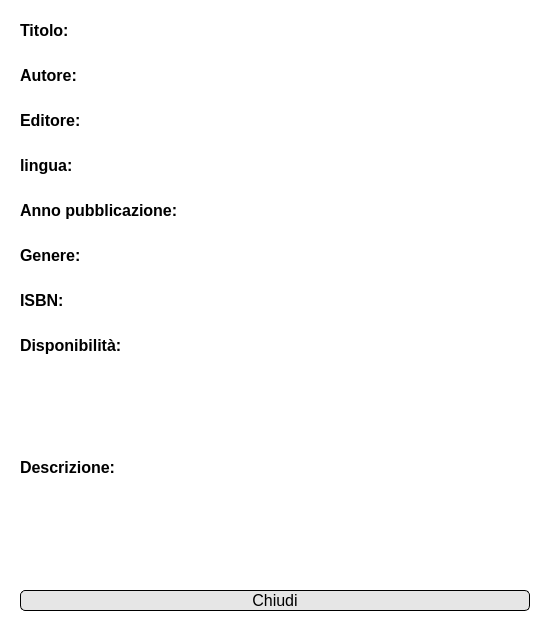
This is View/Amministratore/UI files/visualizza libro.ui in FrancescoFinizii/Biblioteca-universitaria as Qt 5 draws it before an edit. The edited form follows.
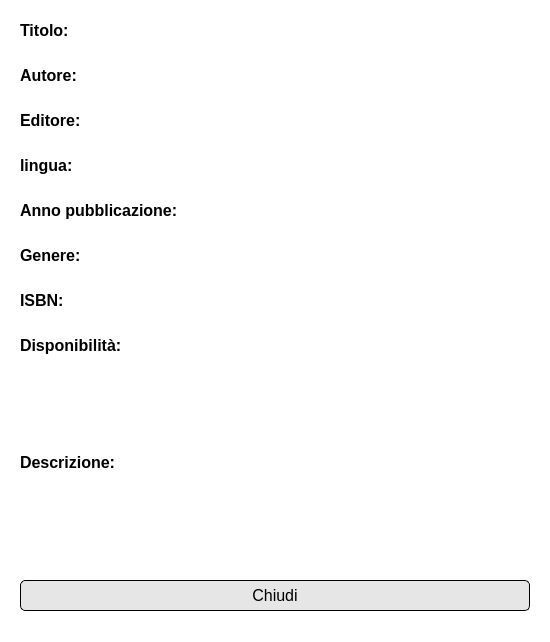
This is the edited form. Icons and pictures are not drawn.

Patch:
```diff
--- a/View/Amministratore/UI files/visualizza libro.ui
+++ b/View/Amministratore/UI files/visualizza libro.ui
@@ -484,6 +484,7 @@
 	background-color:rgb(230, 230, 230);
 	border-radius: 5px;
 	border-color: rgb(0, 0, 0);
+	padding: 5px 3px;
 }
 QPushButton#chiudiButton:hover {
 	background-color: rgb(207, 207, 207);
```
